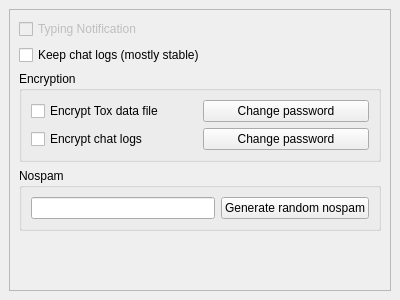
Above: src/widget/form/settings/privacysettings.ui from qTox/qTox before the change. Below: the same form after it.
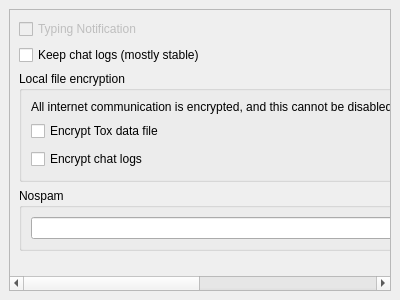
That is the form after the change.

What changed in the file:
```diff
--- a/src/widget/form/settings/privacysettings.ui
+++ b/src/widget/form/settings/privacysettings.ui
@@ -67,9 +67,16 @@
           <bool>true</bool>
          </property>
          <property name="title">
-          <string>Encryption</string>
+          <string>Local file encryption</string>
          </property>
          <layout class="QVBoxLayout" name="verticalLayout_2">
+          <item>
+           <widget class="QLabel" name="encryptStatement">
+            <property name="text">
+             <string>All internet communication is encrypted, and this cannot be disabled. However, you may optionally password protect your local Tox files.</string>
+            </property>
+           </widget>
+          </item>
           <item>
            <layout class="QHBoxLayout" name="encryptToxHLayout">
             <item>
```
